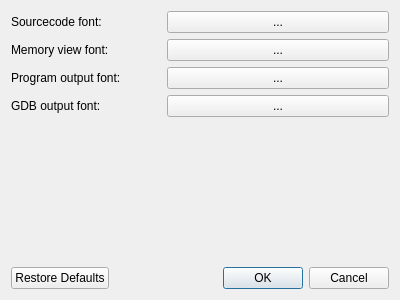
This is src/settingsdialog.ui in jhn98032/gede as Qt 5 draws it before an edit. The edited form follows.
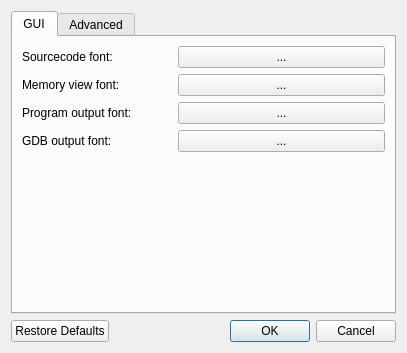
This is the edited form.

Commit message: Added an advanced tab in the settings dialog.

Diff of the .ui file:
```diff
--- a/src/settingsdialog.ui
+++ b/src/settingsdialog.ui
@@ -6,8 +6,8 @@
    <rect>
     <x>0</x>
     <y>0</y>
-    <width>400</width>
-    <height>300</height>
+    <width>407</width>
+    <height>353</height>
    </rect>
   </property>
   <property name="windowTitle">
@@ -15,6 +15,22 @@
   </property>
   <layout class="QVBoxLayout" name="verticalLayout">
    <item>
+    <widget class="QTabWidget" name="tabWidget">
+     <property name="minimumSize">
+      <size>
+       <width>0</width>
+       <height>300</height>
+      </size>
+     </property>
+     <property name="currentIndex">
+      <number>0</number>
+     </property>
+     <widget class="QWidget" name="tab_gui">
+      <attribute name="title">
+       <string>GUI</string>
+      </attribute>
+      <layout class="QVBoxLayout" name="verticalLayout_2">
+       <item>
     <layout class="QHBoxLayout" name="horizontalLayout">
      <item>
       <widget class="QLabel" name="label">
@@ -146,6 +162,15 @@
       </size>
      </property>
     </spacer>
+       </item>
+      </layout>
+     </widget>
+     <widget class="QWidget" name="tab_2">
+      <attribute name="title">
+       <string>Advanced</string>
+      </attribute>
+     </widget>
+    </widget>
    </item>
    <item>
     <widget class="QDialogButtonBox" name="buttonBox">
```
Lines whose indentation alone changed are shown as unchanged.
